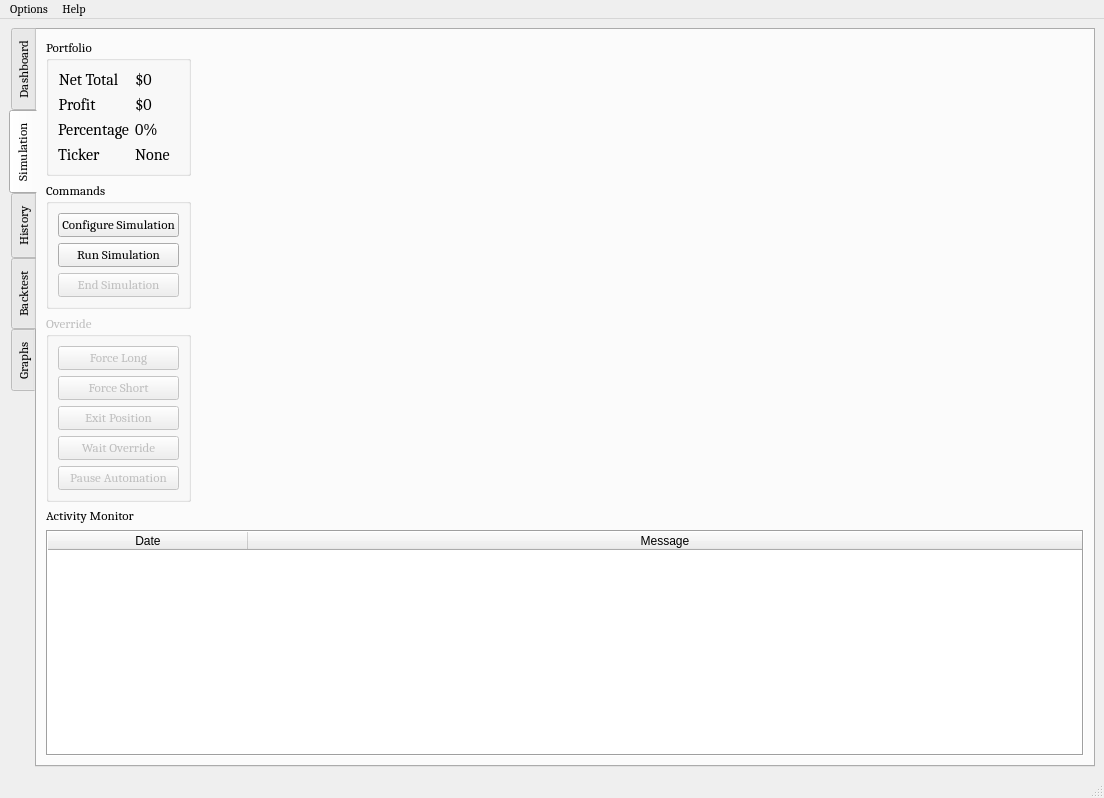
Above: UI/algobot.ui from ZENALC/algobot before the change. Below: the same form after it.
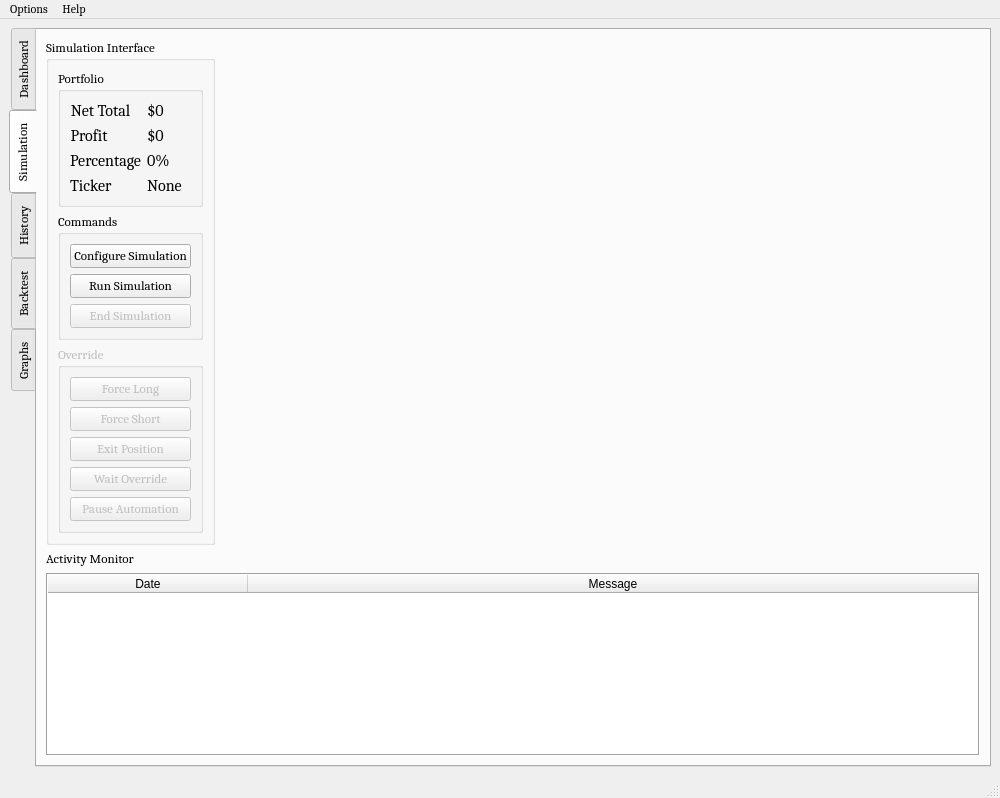
That is the form after the change. Icons and pictures are not drawn. Custom widgets are drawn as their Qt base class.

```diff
--- a/UI/algobot.ui
+++ b/UI/algobot.ui
@@ -6,7 +6,7 @@
    <rect>
     <x>0</x>
     <y>0</y>
-    <width>1104</width>
+    <width>1000</width>
     <height>798</height>
    </rect>
   </property>
@@ -464,7 +464,19 @@
        </attribute>
        <layout class="QGridLayout" name="gridLayout_3">
         <item row="0" column="0">
-         <widget class="QGroupBox" name="groupBox_3">
+         <widget class="QGroupBox" name="simulationInterfaceGroup">
+          <property name="sizePolicy">
+           <sizepolicy hsizetype="Fixed" vsizetype="Fixed">
+            <horstretch>0</horstretch>
+            <verstretch>0</verstretch>
+           </sizepolicy>
+          </property>
+          <property name="title">
+           <string>Simulation Interface</string>
+          </property>
+          <layout class="QVBoxLayout" name="verticalLayout_6">
+           <item>
+            <widget class="QGroupBox" name="simulationPortfolioGroupBox">
           <property name="sizePolicy">
            <sizepolicy hsizetype="Minimum" vsizetype="Fixed">
             <horstretch>0</horstretch>
@@ -610,26 +622,10 @@
           </layout>
          </widget>
         </item>
-        <item row="0" column="1" rowspan="3">
-         <widget class="PlotWidget" name="simulationGraph" native="true">
+           <item>
+            <widget class="QGroupBox" name="simulationCommandsGroupBox">
           <property name="sizePolicy">
-           <sizepolicy hsizetype="Preferred" vsizetype="Preferred">
-            <horstretch>0</horstretch>
-            <verstretch>0</verstretch>
-           </sizepolicy>
-          </property>
-          <property name="minimumSize">
-           <size>
-            <width>0</width>
-            <height>350</height>
-           </size>
-          </property>
-         </widget>
-        </item>
-        <item row="1" column="0">
-         <widget class="QGroupBox" name="groupBox_2">
-          <property name="sizePolicy">
-           <sizepolicy hsizetype="Fixed" vsizetype="Fixed">
+              <sizepolicy hsizetype="Minimum" vsizetype="Fixed">
             <horstretch>0</horstretch>
             <verstretch>0</verstretch>
            </sizepolicy>
@@ -698,7 +694,7 @@
           </layout>
          </widget>
         </item>
-        <item row="2" column="0">
+           <item>
          <widget class="QGroupBox" name="simulationOverrideGroupBox">
           <property name="enabled">
            <bool>false</bool>
@@ -806,7 +802,26 @@
           </layout>
          </widget>
         </item>
-        <item row="3" column="0">
+          </layout>
+         </widget>
+        </item>
+        <item row="0" column="1">
+         <widget class="PlotWidget" name="simulationGraph" native="true">
+          <property name="sizePolicy">
+           <sizepolicy hsizetype="Preferred" vsizetype="Preferred">
+            <horstretch>0</horstretch>
+            <verstretch>0</verstretch>
+           </sizepolicy>
+          </property>
+          <property name="minimumSize">
+           <size>
+            <width>0</width>
+            <height>350</height>
+           </size>
+          </property>
+         </widget>
+        </item>
+        <item row="1" column="0">
          <widget class="QLabel" name="label_10">
           <property name="sizePolicy">
            <sizepolicy hsizetype="Preferred" vsizetype="Fixed">
@@ -819,7 +834,7 @@
           </property>
          </widget>
         </item>
-        <item row="4" column="0" colspan="2">
+        <item row="2" column="0" colspan="2">
          <widget class="QTableWidget" name="simulationActivityMonitor">
           <property name="sizePolicy">
            <sizepolicy hsizetype="Preferred" vsizetype="Preferred">
@@ -1278,7 +1293,7 @@
     <rect>
      <x>0</x>
      <y>0</y>
-     <width>1104</width>
+     <width>1000</width>
      <height>21</height>
     </rect>
    </property>
```
Left out of the diff: 49 changed lines with no effect on the pictures. Lines whose indentation alone changed are shown as unchanged.
